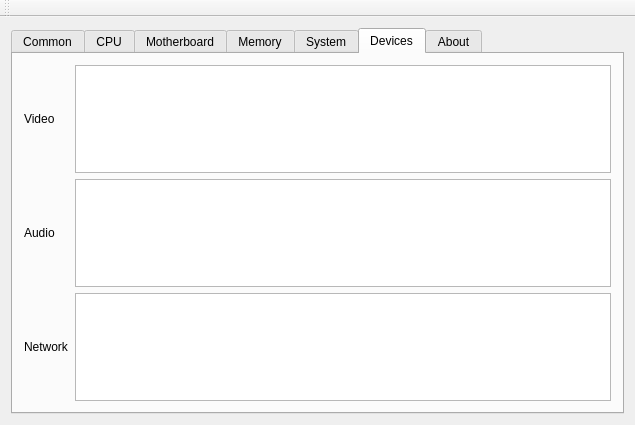
andr7e/qlSysInfo, file systeminfo.ui: the form before one commit.
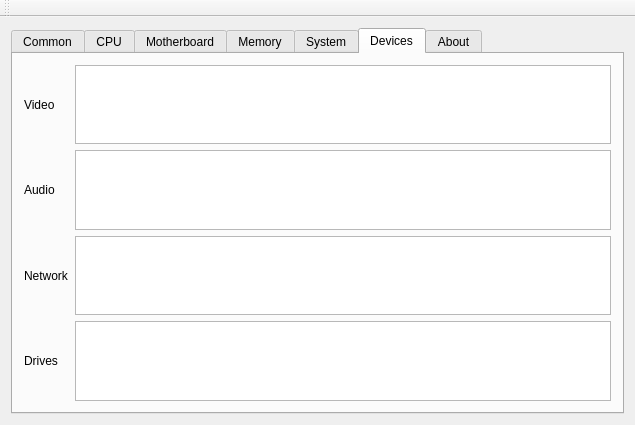
The form after the commit. The open tabs and pages were chosen to show the change.

Commit message: Add drives info

The edit to the form file:
```diff
--- a/systeminfo.ui
+++ b/systeminfo.ui
@@ -610,7 +610,14 @@
          <layout class="QHBoxLayout" name="horizontalLayout_7">
           <item>
            <layout class="QGridLayout" name="gridLayout_4">
-            <item row="3" column="1">
+            <item row="5" column="0">
+             <widget class="QLabel" name="label_24">
+              <property name="text">
+               <string>Drives</string>
+              </property>
+             </widget>
+            </item>
+            <item row="3" column="2">
              <widget class="QTextEdit" name="textEdit_dev2">
               <property name="sizePolicy">
                <sizepolicy hsizetype="Expanding" vsizetype="Expanding">
@@ -644,7 +651,7 @@
               </property>
              </widget>
             </item>
-            <item row="0" column="1">
+            <item row="0" column="2">
              <widget class="QTextEdit" name="textEdit_dev1">
               <property name="sizePolicy">
                <sizepolicy hsizetype="Expanding" vsizetype="Expanding">
@@ -657,13 +664,16 @@
               </property>
              </widget>
             </item>
-            <item row="4" column="1">
+            <item row="4" column="2">
              <widget class="QTextEdit" name="textEdit_dev3">
               <property name="readOnly">
                <bool>true</bool>
               </property>
              </widget>
             </item>
+            <item row="5" column="2">
+             <widget class="QTextEdit" name="drivesTextEdit"/>
+            </item>
            </layout>
           </item>
          </layout>
```
Left out of the diff: 34 changed lines with no effect on the pictures. The commit also changes 5 other files.
